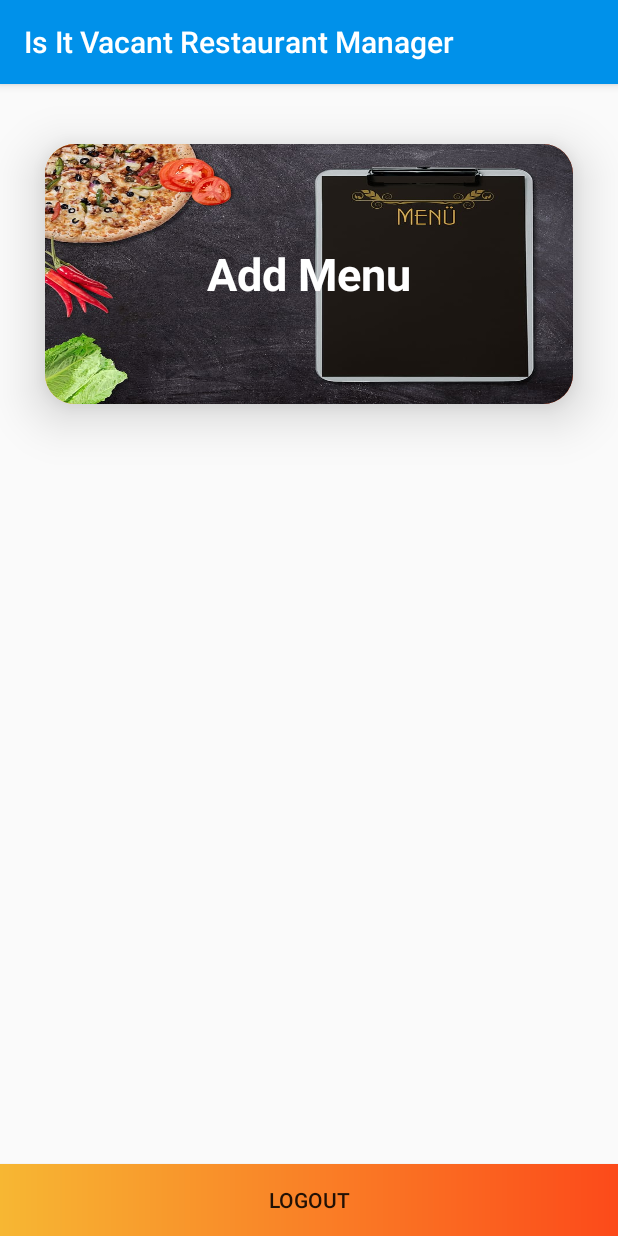
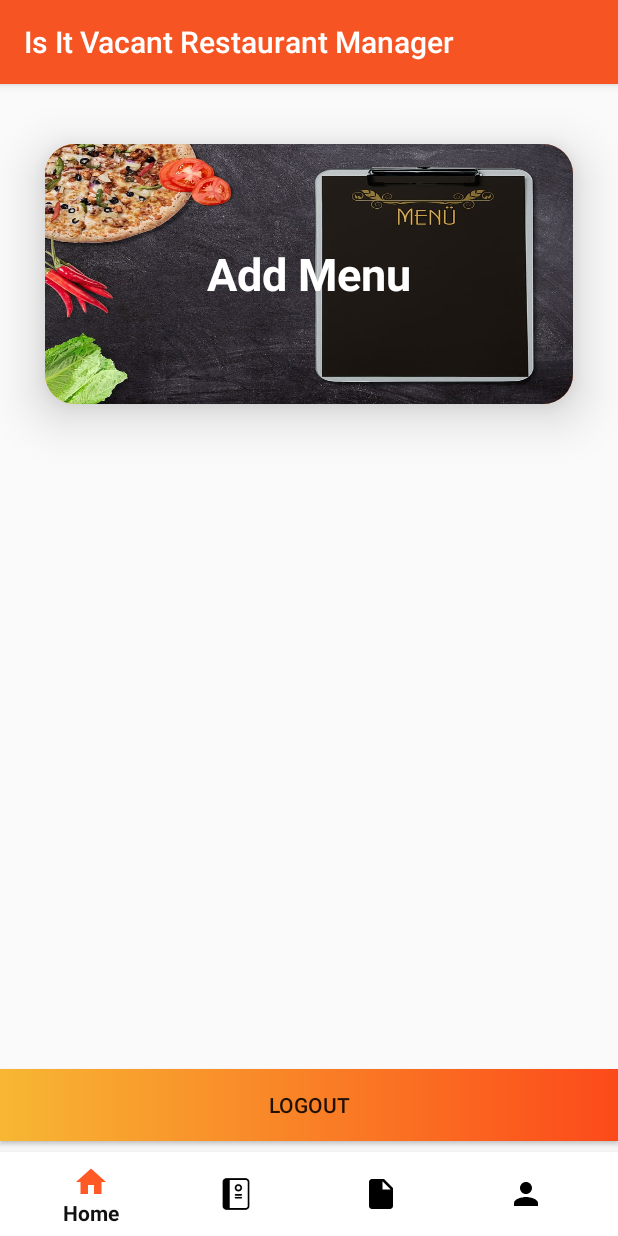
Before and after one commit to astlerussel/Is_It_Vacant_Restaurant_Manager, an Android app: the MainActivity screen opened directly, with no data from a screen before it, on a phone screen of 412 x 824 dp. Run offline under Robolectric (Android 15) with nearby library versions, the phone set to English and light mode, and no system bars; our stand-ins replace Firebase (no records; nobody signed in at launch, a user with empty details on screens opened directly).

Commit message:
bottom nav for admin app done

```diff
--- /dev/null
+++ b/app/src/main/java/com/example/isitvacantrestaurantmanager/HomeFragment.java
@@ -0,0 +1,112 @@
+package com.example.isitvacantrestaurantmanager;
+
+
+import android.content.Intent;
+import android.os.Bundle;
+
+import androidx.cardview.widget.CardView;
+import androidx.fragment.app.Fragment;
+
+import android.view.LayoutInflater;
+import android.view.View;
+import android.view.ViewGroup;
+import android.widget.Button;
+import android.widget.Toast;
+
+import com.google.firebase.auth.FirebaseAuth;
+import com.google.firebase.firestore.FirebaseFirestore;
+
+
+/**
+ * A simple {@link Fragment} subclass.
+ */
+public class HomeFragment extends Fragment {
+    View view;
+
+
+    FirebaseAuth mAuth;
+    Button Logout;
+    CardView AddMenu;
+
+
+    private static final String ARG_PARAM1 = "param1";
+    private static final String ARG_PARAM2 = "param2";
+    private static final String ARG_PARAM3 = "param3";
+    private static final String ARG_PARAM4 = "param4";
+
+
+    private String mParam1;
+    private String mParam2;
+    private String mParam3;
+    private String mParam4;
+
+    private FirebaseFirestore firebaseFirestore;
+
+    private String uid,username;
+    String currentUserName,currentUserImage,currentUserMobile;
+
+
+    public HomeFragment() {
+        // Required empty public constructor
+    }
+
+
+    public static HomeFragment newInstance(String param1, String param2, String param3, String param4) {
+        HomeFragment fragment = new HomeFragment();
+        Bundle args = new Bundle();
+        args.putString(ARG_PARAM1, param1);
+        args.putString(ARG_PARAM2, param2);
+        args.putString(ARG_PARAM3, param3);
+        args.putString(ARG_PARAM4, param4);
+        fragment.setArguments(args);
+        return fragment;
+    }
+
+
+    @Override
+    public void onCreate(Bundle savedInstanceState) {
+        super.onCreate(savedInstanceState);
+        if (getArguments() != null) {
+            mParam1 = getArguments().getString(ARG_PARAM1);
+            mParam2 = getArguments().getString(ARG_PARAM2);
+            mParam3 = getArguments().getString(ARG_PARAM3);
+            mParam4 = getArguments().getString(ARG_PARAM4);
+        }
+    }
+
+
+    @Override
+    public View onCreateView(LayoutInflater inflater, ViewGroup container,
+                             Bundle savedInstanceState) {
+        // Inflate the layout for this fragment
+        view = inflater.inflate(R.layout.fragment_home, container, false);
+        mAuth = FirebaseAuth.getInstance();
+
+
+        Logout = view.findViewById(R.id.logout);
+        AddMenu = view.findViewById(R.id.AddMenu);
+        Logout.setOnClickListener(new View.OnClickListener() {
+            @Override
+            public void onClick(View v) {
+                mAuth.signOut();
+                Intent intent = new Intent(getContext(), AuthActivity.class);
+                intent.setFlags(Intent.FLAG_ACTIVITY_NEW_TASK | Intent.FLAG_ACTIVITY_CLEAR_TASK);
+                startActivity(intent);
+                Toast.makeText(getContext(), "Logged out succesfully", Toast.LENGTH_SHORT).show();
+            }
+        });
+        AddMenu.setOnClickListener(new View.OnClickListener() {
+            @Override
+            public void onClick(View v) {
+                startActivity(new Intent(getContext(),AddMenu.class));
+            }
+        });
+
+        return view;
+    }
+
+
+
+
+
+}
--- a/app/src/main/java/com/example/isitvacantrestaurantmanager/MainActivity.java
+++ b/app/src/main/java/com/example/isitvacantrestaurantmanager/MainActivity.java
@@ -1,15 +1,21 @@
 package com.example.isitvacantrestaurantmanager;
 
+import androidx.annotation.NonNull;
 import androidx.annotation.Nullable;
 import androidx.appcompat.app.AppCompatActivity;
 import androidx.cardview.widget.CardView;
+import androidx.fragment.app.Fragment;
+import androidx.fragment.app.FragmentTransaction;
 
 import android.content.Intent;
 import android.os.Bundle;
+import android.os.Handler;
+import android.view.MenuItem;
 import android.view.View;
 import android.widget.Button;
 import android.widget.Toast;
 
+import com.google.android.material.bottomnavigation.BottomNavigationView;
 import com.google.firebase.auth.FirebaseAuth;
 import com.google.firebase.firestore.DocumentReference;
 import com.google.firebase.firestore.DocumentSnapshot;
@@ -19,36 +25,90 @@ import com.google.firebase.firestore.FirebaseFirestoreException;
 
 public class MainActivity extends AppCompatActivity {
     FirebaseAuth mAuth;
-    Button Logout;
-    CardView AddMenu;
+
+    boolean doubleBackToExitPressedOnce = false;
+
 
     private FirebaseFirestore firebaseFirestore;
 
     private String uid,username;
     String currentUserName,currentUserImage,currentUserMobile;
+    BottomNavigationView bottomNavigation;
 
     @Override
     protected void onCreate(Bundle savedInstanceState) {
         super.onCreate(savedInstanceState);
         setContentView(R.layout.activity_main);
-        Logout = findViewById(R.id.logout);
-        AddMenu = findViewById(R.id.AddMenu);
-        Logout.setOnClickListener(new View.OnClickListener() {
-            @Override
-            public void onClick(View v) {
-                mAuth.signOut();
-                Intent intent = new Intent(MainActivity.this, AuthActivity.class);
-                intent.setFlags(Intent.FLAG_ACTIVITY_NEW_TASK | Intent.FLAG_ACTIVITY_CLEAR_TASK);
-                startActivity(intent);
-                Toast.makeText(MainActivity.this, "Logged out succesfully", Toast.LENGTH_SHORT).show();
-            }
-        });
-        AddMenu.setOnClickListener(new View.OnClickListener() {
-            @Override
-            public void onClick(View v) {
-                startActivity(new Intent(getApplicationContext(),AddMenu.class));
-            }
-        });
+        bottomNavigation = findViewById(R.id.bottom_navigation);
+        bottomNavigation.setOnNavigationItemSelectedListener(navigationItemSelectedListener);
+        openFragments(HomeFragment.newInstance("", "", "",""));
+
+    }
+
+    public void openFragment(Fragment fragment) {
+        FragmentTransaction transaction = getSupportFragmentManager().beginTransaction();
+        transaction.replace(R.id.container, fragment);
+        //transaction.addToBackStack(null);
+        transaction.commit();
+    }
+
+    public void openFragments(Fragment fragment) {
+        FragmentTransaction transaction = getSupportFragmentManager().beginTransaction();
+        transaction.replace(R.id.container, fragment);
+
+
+        transaction.commit();
+    }
+    BottomNavigationView.OnNavigationItemSelectedListener navigationItemSelectedListener =
+            new BottomNavigationView.OnNavigationItemSelectedListener() {
+                @Override
+                public boolean onNavigationItemSelected(@NonNull MenuItem item) {
+                    switch (item.getItemId()) {
+                        case R.id.navigation_home:
+                            openFragment(HomeFragment.newInstance("", "", "",""));
+                            return true;
+                        case R.id.navigation_menu:
+                            openFragment(MenuFragment.newInstance("", "", "",""));
+                            return true;
+                        case R.id.navigation_reservation:
+                            openFragment(ReservationFragment.newInstance("", "", "",""));
+                            return true;
+                        case R.id.navigation_profile:
+                            openFragment(ProfileFragment.newInstance("", "", "",""));
+                            return true;
+
+
+                    }
+                    return false;
+                }
+            };
+
+
+    @Override
+    public void onBackPressed() {
+        //Checking for fragment count on backstack
+
+        if (getSupportFragmentManager().getBackStackEntryCount() > 0) {
+
+            getSupportFragmentManager().popBackStack();
+
+
+
+        } else if (!doubleBackToExitPressedOnce) {
+            this.doubleBackToExitPressedOnce = true;
+            Toast.makeText(this,"Please click BACK again to exit.", Toast.LENGTH_SHORT).show();
+
+            new Handler().postDelayed(new Runnable() {
+
+                @Override
+                public void run() {
+                    doubleBackToExitPressedOnce = false;
+                }
+            }, 2000);
+        } else {
+            super.onBackPressed();
+            return;
+        }
     }
 
     @Override
--- a/app/src/main/res/drawable/color_bottom_nav.xml
+++ b/app/src/main/res/drawable/color_bottom_nav.xml
@@ -1,6 +1,6 @@
 <?xml version="1.0" encoding="utf-8"?>
 
 <selector xmlns:android="http://schemas.android.com/apk/res/android">
-    <item android:color="@android:color/holo_blue_dark" android:state_checked="true"/>
+    <item android:color="#FF5A25" android:state_checked="true"/>
     <item android:color="@android:color/black"/>
 </selector>
--- a/app/src/main/res/layout/activity_main.xml
+++ b/app/src/main/res/layout/activity_main.xml
@@ -7,53 +7,26 @@
     tools:context=".MainActivity">
 
 
+    <FrameLayout
+        android:layout_width="match_parent"
+        android:layout_height="match_parent"
+        android:id="@+id/container"
+        >
+        <!-- Main content -->
+        <com.google.android.material.bottomnavigation.BottomNavigationView
+            android:id="@+id/bottom_navigation"
+            android:layout_width="match_parent"
+            android:layout_height="wrap_content"
+            android:layout_gravity="bottom"
+            android:background="#fff"
+            app:itemRippleColor="#000"
+            app:itemIconTint="@drawable/color_bottom_nav"
+            app:itemTextColor="#111"
+            app:menu="@menu/bottom_navigation_menu"
+            />
+    </FrameLayout>
 
-    <androidx.cardview.widget.CardView
-        android:id="@+id/AddMenu"
-        android:layout_width="match_parent"
-        android:layout_marginBottom="30dp"
-        android:layout_marginLeft="30dp"
-        android:layout_marginTop="40dp"
-        app:cardCornerRadius="20dp"
-        app:cardElevation="20dp"
-        app:cardBackgroundColor="#fff"
-        android:layout_marginRight="30dp"
-        android:layout_height="173dp"
-        >
-        <TextView
-            android:layout_width="match_parent"
-            android:layout_height="match_parent"
-            android:background="@drawable/style_gradient"
-            />
-        <ImageView
-            android:layout_width="match_parent"
-            android:layout_height="match_parent"
-            android:layout_gravity="start|center"
-            android:scaleType="fitXY"
-            android:src="@drawable/menu"
 
-            />
-        <TextView
-            android:layout_width="match_parent"
-            android:layout_height="match_parent"
-            android:gravity="center"
-            android:text="Add Menu"
-            android:textColor="#fff"
-            android:textStyle="bold"
-            android:textSize="30dp"
-            android:elevation="100000dp"
 
-            />
-
-    </androidx.cardview.widget.CardView>
-
-    <Button
-        android:id="@+id/logout"
-        android:layout_width="match_parent"
-        android:layout_height="wrap_content"
-        android:text="Logout"
-        android:background="@drawable/style_gradient"
-        android:layout_alignParentBottom="true"
-         />
 
 </RelativeLayout>
--- /dev/null
+++ b/app/src/main/res/layout/fragment_home.xml
@@ -0,0 +1,59 @@
+<?xml version="1.0" encoding="utf-8"?>
+<RelativeLayout xmlns:android="http://schemas.android.com/apk/res/android"
+    xmlns:tools="http://schemas.android.com/tools"
+    android:layout_width="match_parent"
+    android:layout_height="match_parent"
+    xmlns:app="http://schemas.android.com/apk/res-auto"
+    tools:context=".HomeFragment">
+
+    <!-- TODO: Update blank fragment layout -->
+    <androidx.cardview.widget.CardView
+        android:id="@+id/AddMenu"
+        android:layout_width="match_parent"
+        android:layout_marginBottom="30dp"
+        android:layout_marginLeft="30dp"
+        android:layout_marginTop="40dp"
+        app:cardCornerRadius="20dp"
+        app:cardElevation="20dp"
+        app:cardBackgroundColor="#fff"
+        android:layout_marginRight="30dp"
+        android:layout_height="173dp"
+        >
+        <TextView
+            android:layout_width="match_parent"
+            android:layout_height="match_parent"
+            android:background="@drawable/style_gradient"
+            />
+        <ImageView
+            android:layout_width="match_parent"
+            android:layout_height="match_parent"
+            android:layout_gravity="start|center"
+            android:scaleType="fitXY"
+            android:src="@drawable/menu"
+
+            />
+        <TextView
+            android:layout_width="match_parent"
+            android:layout_height="match_parent"
+            android:gravity="center"
+            android:text="Add Menu"
+            android:textColor="#fff"
+            android:textStyle="bold"
+            android:textSize="30dp"
+            android:elevation="100000dp"
+
+            />
+
+    </androidx.cardview.widget.CardView>
+
+    <Button
+        android:id="@+id/logout"
+        android:layout_width="match_parent"
+        android:layout_height="wrap_content"
+        android:layout_alignParentStart="true"
+        android:layout_alignParentBottom="true"
+        android:layout_marginBottom="63dp"
+        android:background="@drawable/style_gradient"
+        android:text="Logout" />
+
+</RelativeLayout>
--- /dev/null
+++ b/app/src/main/res/menu/bottom_navigation_menu.xml
@@ -0,0 +1,25 @@
+<?xml version="1.0" encoding="utf-8"?>
+<menu xmlns:android="http://schemas.android.com/apk/res/android">
+    <item
+        android:id="@+id/navigation_home"
+        android:icon="@drawable/ic_home_black_24dp"
+        android:title="Home"
+        android:actionLayout="@layout/custom_layout"/>
+    <item
+        android:id="@+id/navigation_menu"
+        android:icon="@drawable/resto1"
+        android:title="Menu"
+        android:actionLayout="@layout/custom_layout"
+        />
+    <item
+        android:id="@+id/navigation_reservation"
+        android:icon="@drawable/ic_insert_drive_file_black_24dp"
+        android:title="Reservation"
+        android:actionLayout="@layout/custom_layout"/>
+    <item
+        android:id="@+id/navigation_profile"
+        android:icon="@drawable/ic_person_black_24dp"
+        android:title="Profile"
+        android:actionLayout="@layout/custom_layout"
+        />
+</menu>
--- a/app/src/main/res/values/colors.xml
+++ b/app/src/main/res/values/colors.xml
@@ -1,6 +1,6 @@
 <?xml version="1.0" encoding="utf-8"?>
 <resources>
-    <color name="colorPrimary">#0091EA</color>
-    <color name="colorPrimaryDark">#00574B</color>
+    <color name="colorPrimary">#F75424</color>
+    <color name="colorPrimaryDark">#C53000</color>
     <color name="colorAccent">#D81B60</color>
 </resources>
--- a/app/src/main/res/values/strings.xml
+++ b/app/src/main/res/values/strings.xml
@@ -19,4 +19,7 @@
 
 
     <string name="app_name">Is It Vacant Restaurant Manager</string>
+
+    <!-- TODO: Remove or change this placeholder text -->
+    <string name="hello_blank_fragment">Hello blank fragment</string>
 </resources>
```
Also changed, not shown: app/src/main/java/com/example/isitvacantrestaurantmanager/MenuFragment.java (added, +83 -0 lines), app/src/main/java/com/example/isitvacantrestaurantmanager/ProfileFragment.java (added, +75 -0 lines), app/src/main/java/com/example/isitvacantrestaurantmanager/ReservationFragment.java (added, +75 -0 lines), app/src/main/res/layout/custom_layout.xml (added, +18 -0 lines), app/src/main/res/layout/fragment_menu.xml (added, +15 -0 lines), app/src/main/res/layout/fragment_profile.xml (added, +15 -0 lines), app/src/main/res/layout/fragment_reservation.xml (added, +15 -0 lines), app/src/main/res/drawable/resto.png (added), app/src/main/res/drawable/resto1.png (added).
